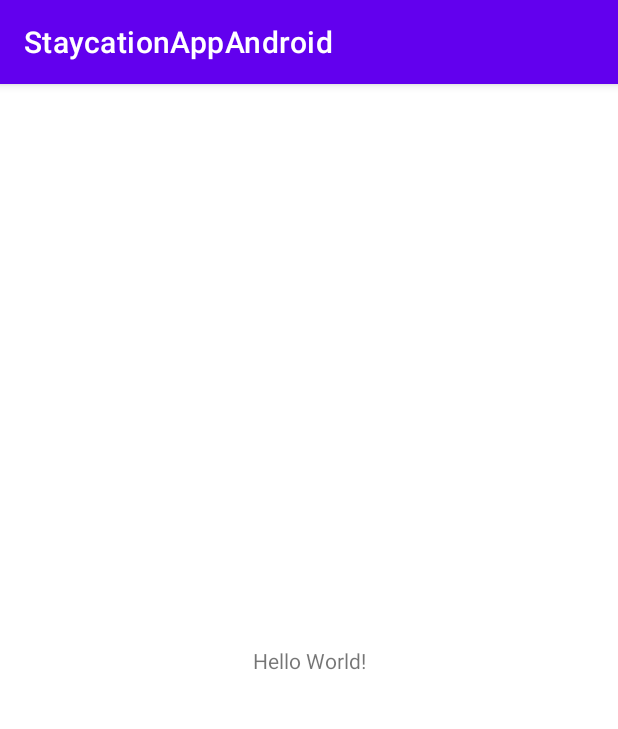
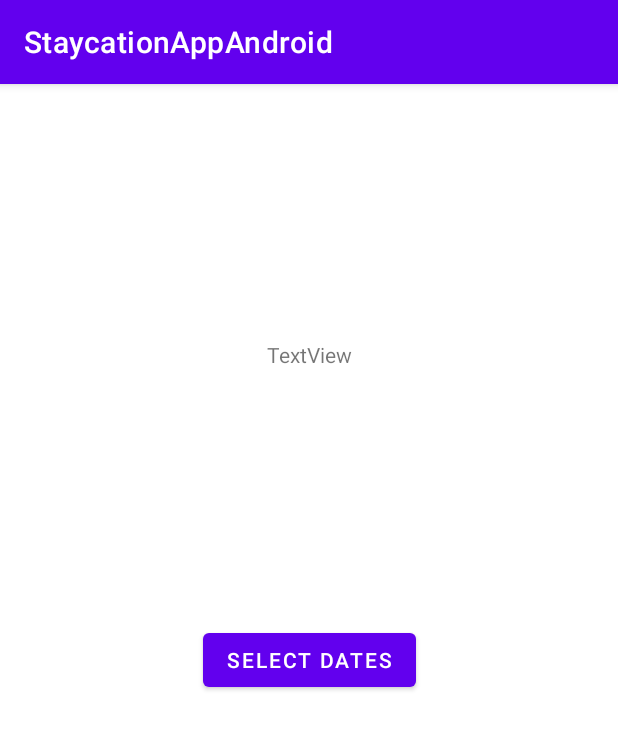
Before and after one commit to annetawamono/StaycationAppAndroid, an Android app: the screen it shows after launch (MainActivity), on a phone screen of 412 x 824 dp. Shown: the top 729 px of the screen. Run offline under Robolectric (Android 15) with nearby library versions, the phone set to English and light mode, and no system bars.

Commit message:
Feature: Date range picker in MainActivity.java

```diff
--- a/app/src/main/java/com/example/staycationappandroid/MainActivity.java
+++ b/app/src/main/java/com/example/staycationappandroid/MainActivity.java
@@ -3,13 +3,42 @@ package com.example.staycationappandroid;
 import androidx.appcompat.app.AppCompatActivity;
 
 import android.os.Bundle;
+import android.widget.Button;
+import android.widget.TextView;
+
+import com.google.android.material.datepicker.MaterialDatePicker;
+import com.google.android.material.datepicker.MaterialPickerOnPositiveButtonClickListener;
 
 public class MainActivity extends AppCompatActivity {
+
+    private Button btnDates;
+    private TextView idSelectedDates;
 
     @Override
     protected void onCreate(Bundle savedInstanceState) {
         super.onCreate(savedInstanceState);
         setContentView(R.layout.activity_main);
-        //Fernanda
+
+        btnDates = findViewById(R.id.btnDates);
+        idSelectedDates = findViewById(R.id.idSelectedDates);
+
+        // Material date picker
+        MaterialDatePicker.Builder builder = MaterialDatePicker.Builder.dateRangePicker();
+
+        builder.setTitleText("Select your Check in and Check out date");
+
+        MaterialDatePicker materialDatePicker = builder.build();
+
+        btnDates.setOnClickListener(view -> {
+            materialDatePicker.show(getSupportFragmentManager(), "DATE_PICKER");
+        });
+
+        materialDatePicker.addOnPositiveButtonClickListener(new MaterialPickerOnPositiveButtonClickListener() {
+            @Override
+            public void onPositiveButtonClick(Object selection) {
+                idSelectedDates.setText(materialDatePicker.getHeaderText());
+            }
+        });
+
     }
 }
--- a/app/src/main/res/layout/activity_main.xml
+++ b/app/src/main/res/layout/activity_main.xml
@@ -6,13 +6,23 @@
     android:layout_height="match_parent"
     tools:context=".MainActivity">
 
-    <TextView
+    <Button
+        android:id="@+id/btnDates"
         android:layout_width="wrap_content"
         android:layout_height="wrap_content"
-        android:text="Hello World!"
+        android:text="Select Dates"
         app:layout_constraintBottom_toBottomOf="parent"
-        app:layout_constraintLeft_toLeftOf="parent"
-        app:layout_constraintRight_toRightOf="parent"
+        app:layout_constraintEnd_toEndOf="parent"
+        app:layout_constraintStart_toStartOf="parent"
         app:layout_constraintTop_toTopOf="parent" />
 
+    <TextView
+        android:id="@+id/idSelectedDates"
+        android:layout_width="wrap_content"
+        android:layout_height="wrap_content"
+        android:text="TextView"
+        app:layout_constraintBottom_toTopOf="@+id/btnDates"
+        app:layout_constraintEnd_toEndOf="parent"
+        app:layout_constraintStart_toStartOf="parent"
+        app:layout_constraintTop_toTopOf="parent" />
 </androidx.constraintlayout.widget.ConstraintLayout>
```
